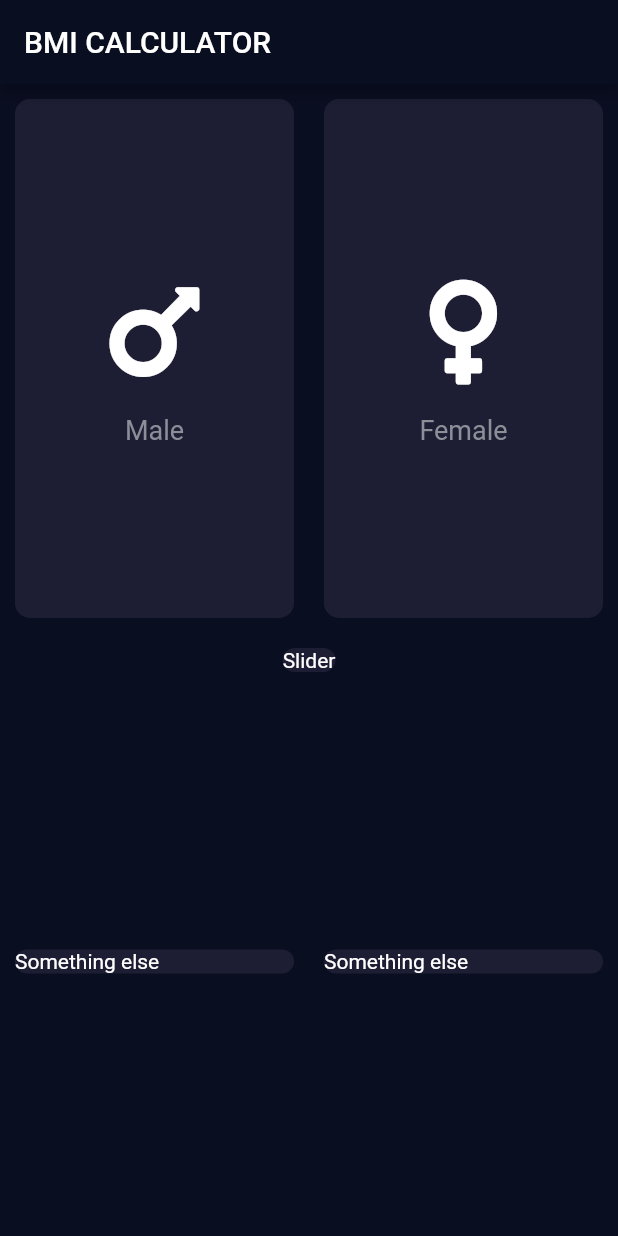
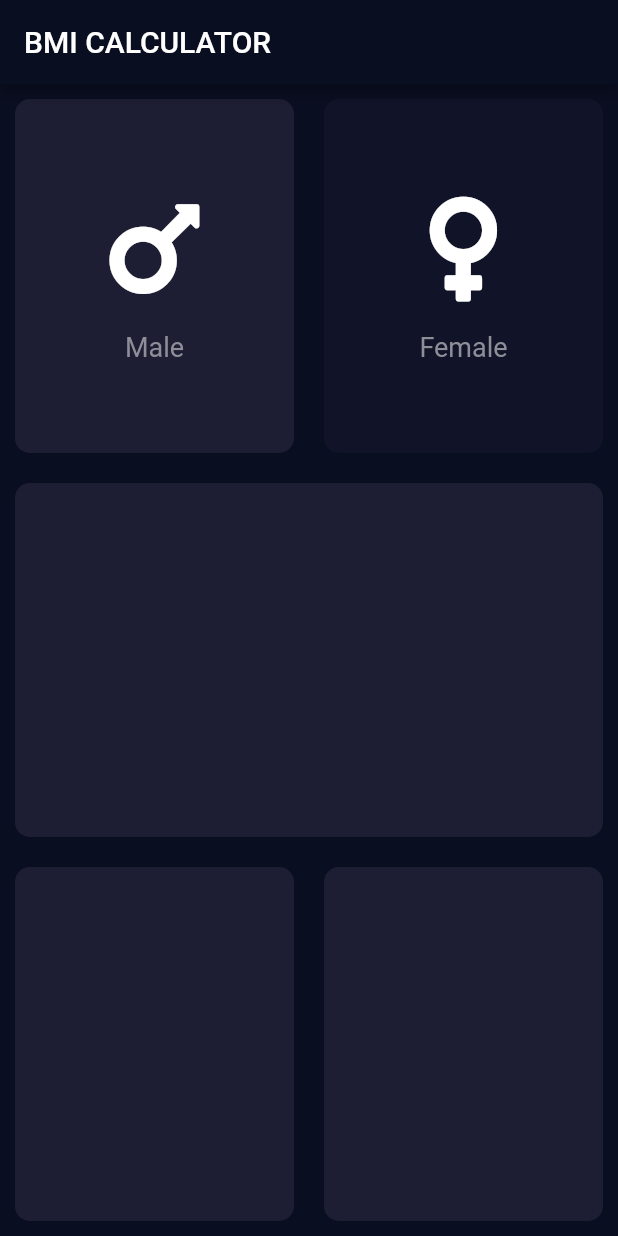
Before and after one commit to clbmrls14/bmi-calculator-flutter, a Flutter app: the screen it shows after launch, after a tap on "Male", on a phone screen of 412 x 824 dp. Run offline on Flutter 3.47's test engine with Material 2 defaults, Android fonts, the phone set to English and light mode, and no system bars; our stand-ins replace font_awesome_flutter.

Commit message:
basic layout and male/female buttons work

```diff
--- a/lib/input_page.dart
+++ b/lib/input_page.dart
@@ -9,12 +9,19 @@ const activeCardColor = Color(0xFF1D1E33);
 const inactiveCardColor = Color(0xFF111328);
 const bottomContainerColor = Color(0xFFEB1555);
 
+enum Sex {
+  male,
+  female,
+}
+
 class InputPage extends StatefulWidget {
   @override
   _InputPageState createState() => _InputPageState();
 }
 
 class _InputPageState extends State<InputPage> {
+  Sex selectedSex = Sex.female;
+
   @override
   Widget build(BuildContext context) {
     return Scaffold(
@@ -27,39 +34,44 @@ class _InputPageState extends State<InputPage> {
             child: Row(
               children: [
                 Expanded(
-                  child: GestureDetector(
-                    onTap: () {
-                      print('Male card pressed');
+                  child: ReusableCard(
+                    onPress: () {
+                      setState(() {
+                        selectedSex = Sex.male;
+                      });
                     },
-                    child: ReusableCard(
-                      cardColor: activeCardColor,
+                    cardColor: selectedSex == Sex.male
+                      ? activeCardColor
+                      : inactiveCardColor,
                     cardChild: IconContent(
                       icon: FontAwesomeIcons.mars,
                       label: 'Male',
                     ),
                   ),
                 ),
-                ),
                 Expanded(
-                  child: GestureDetector(
-                    onTap: () {
-                      print('female card pressed');
+                  child: ReusableCard(
+                    onPress: () {
+                      setState(() {
+                        selectedSex = Sex.female;
+                      });
                     },
-                    child: ReusableCard(
-                      cardColor: activeCardColor,
+                    cardColor: selectedSex == Sex.female
+                        ? activeCardColor
+                        : inactiveCardColor,
                     cardChild: IconContent(
                       icon: FontAwesomeIcons.venus,
                       label: 'Female',
                     ),
                   ),
                 ),
-                ),
               ],
             ),
           ),
-          ReusableCard(
+          Expanded(
+            child: ReusableCard(
               cardColor: Color(0xff1d1e33),
-            cardChild: Text('Slider'),
+            ),
           ),
           Expanded(
             child: Row(
@@ -67,13 +79,11 @@ class _InputPageState extends State<InputPage> {
                 Expanded(
                   child: ReusableCard(
                     cardColor: activeCardColor,
-                    cardChild: Text('Something else'),
                   ),
                 ),
                 Expanded(
                   child: ReusableCard(
                     cardColor: activeCardColor,
-                    cardChild: Text('Something else'),
                   ),
                 ),
               ],
--- a/lib/main.dart
+++ b/lib/main.dart
@@ -2,7 +2,7 @@ import 'package:flutter/material.dart';
 import 'input_page.dart';
 
 void main() => runApp(BMICalculator());
-// 0xff0a0e21
+
 class BMICalculator extends StatelessWidget {
   @override
   Widget build(BuildContext context) {
--- a/lib/reusable_card.dart
+++ b/lib/reusable_card.dart
@@ -1,20 +1,24 @@
 import 'package:flutter/material.dart';
 
 class ReusableCard extends StatelessWidget {
-  ReusableCard({required this.cardColor, required this.cardChild});
+  ReusableCard({required this.cardColor, this.cardChild, this.onPress});
 
   final Color cardColor;
-  final Widget cardChild;
+  final Widget? cardChild;
+  final VoidCallback? onPress;
 
   @override
   Widget build(BuildContext context) {
-    return Container(
-      margin: EdgeInsets.all(10),
-      decoration: BoxDecoration(
-        color: cardColor,
-        borderRadius: BorderRadius.circular(10),
+    return GestureDetector(
+      onTap: onPress,
+      child: Container(
+        margin: EdgeInsets.all(10),
+        decoration: BoxDecoration(
+          color: cardColor,
+          borderRadius: BorderRadius.circular(10),
+        ),
+        child: cardChild,
       ),
-      child: cardChild,
     );
   }
 }
```
Lines whose indentation alone changed are shown as unchanged.
